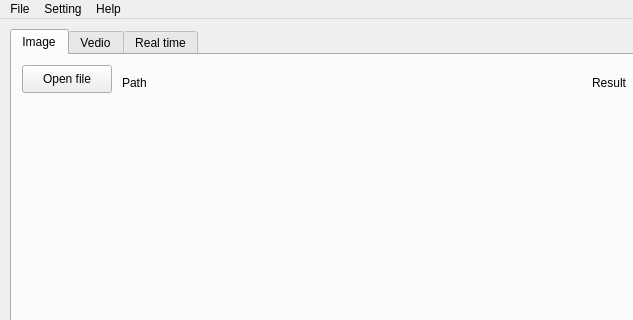
The window that ui_main.ui (MiMiSecretSpace/LPRNet_QT5_GUI) describes before a commit, drawn with Qt 5; both pictures show x 0 to 633 and y 0 to 320 of the 800 by 600 pixel window.
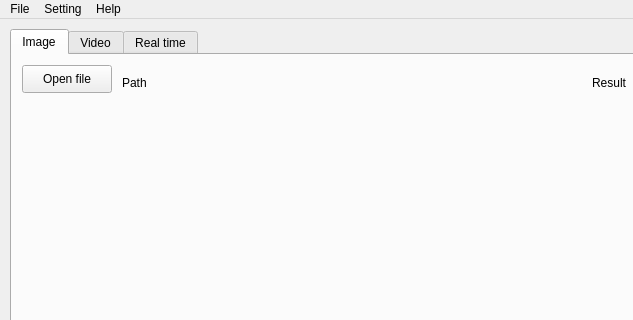
The same window after the commit.

```diff
--- a/ui_main.ui
+++ b/ui_main.ui
@@ -51,7 +51,7 @@
        <rect>
         <x>110</x>
         <y>20</y>
-        <width>58</width>
+        <width>431</width>
         <height>16</height>
        </rect>
       </property>
@@ -96,7 +96,7 @@
     </widget>
     <widget class="QWidget" name="Vedio">
      <attribute name="title">
-      <string>Vedio</string>
+      <string>Video</string>
      </attribute>
     </widget>
     <widget class="QWidget" name="Real_time">
```
Left out of the diff: 11 changed lines with no effect on the pictures.
